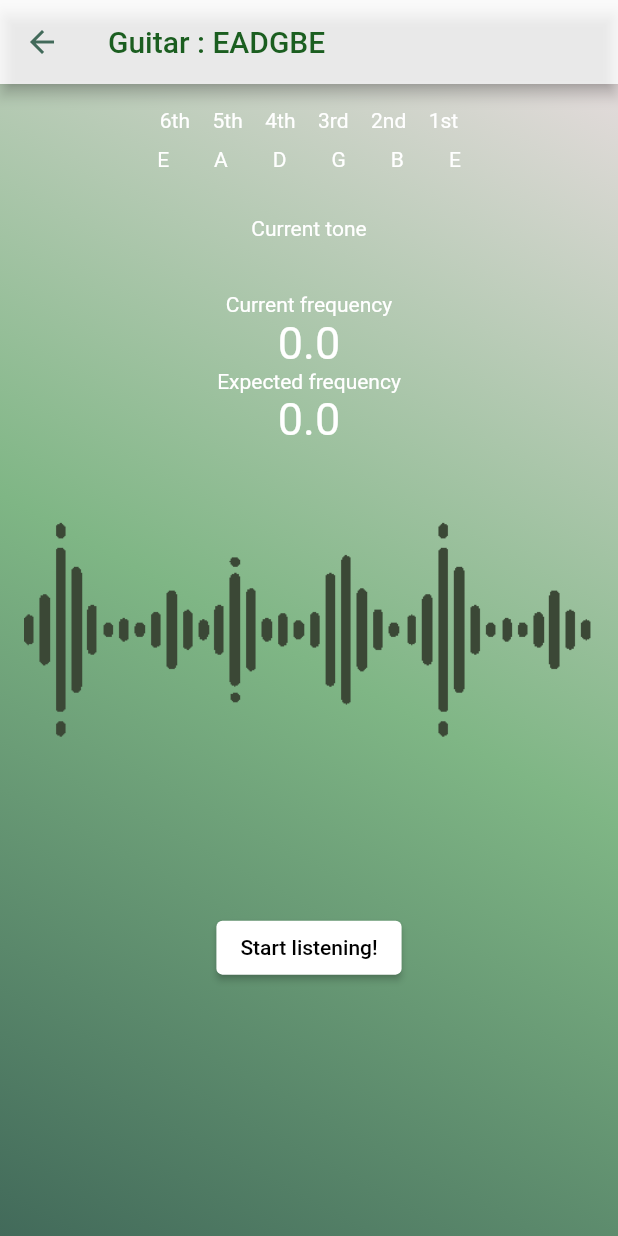
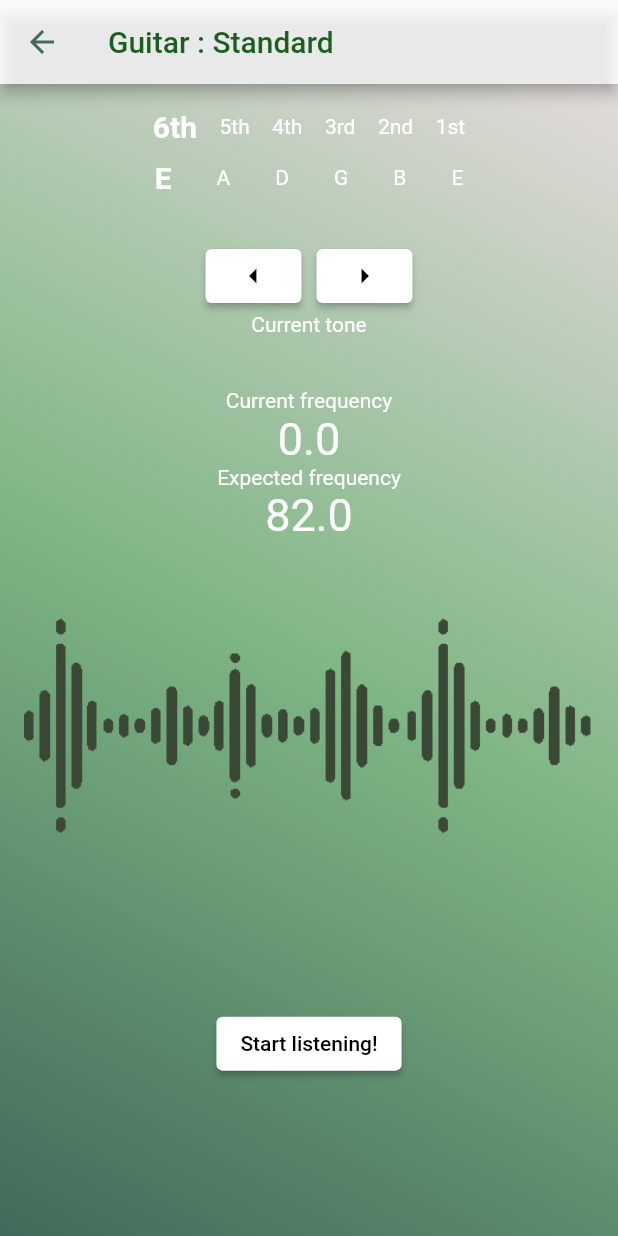
Before and after one commit to polancka/Guitar-tuner-mobile-app-, a Flutter app: the screen it shows after launch, after a tap on "Let's go!", on a phone screen of 412 x 824 dp. Run offline on Flutter 3.47's test engine with Material 2 defaults, Android fonts, the phone set to English and light mode, and no system bars; our stand-ins replace permission_handler; missing offline and left inert: flutter_audio_capture, pitch_detector_dart, pitchupdart.

Commit message:
Final fixes and report

```diff
--- a/guitar_tuner/lib/home.dart
+++ b/guitar_tuner/lib/home.dart
@@ -11,7 +11,7 @@ class MyHomePage extends StatefulWidget {
 
 class _MyHomePageState extends State<MyHomePage> {
   String? selectedInstrument = "Guitar";
-  String? selectedNote = "EADGBE";
+  String? selectedNote = "Standard";
   bool isButtonEnabled = false;
 
   @override
@@ -111,9 +111,9 @@ class _MyHomePageState extends State<MyHomePage> {
                       value: selectedNote,
                       items: [
                         DropdownMenuItem(
-                            value: "EADGBE",
+                            value: "Standard",
                             child: Center(
-                                child: Text("EADGBE",
+                                child: Text("Standard",
                                     style: TextStyle(color: Colors.white)))),
                         DropdownMenuItem(
                             value: "drop D",
--- a/guitar_tuner/lib/tuning.dart
+++ b/guitar_tuner/lib/tuning.dart
@@ -1,3 +1,5 @@
+import 'dart:async';
+import 'dart:io';
 import 'dart:typed_data';
 import 'package:flutter/material.dart';
 import 'package:flutter_audio_capture/flutter_audio_capture.dart';
@@ -18,6 +20,7 @@ class TuningPage extends StatefulWidget {
 }
 
 class _TuningPageState extends State<TuningPage> {
+  //defining the variables that will be calculated with or shown on the screen
   final _audioRecorder = FlutterAudioCapture();
   final pitchDetectorDart = PitchDetector(44100, 2000);
   final pitchupDart = PitchHandler(InstrumentType.guitar);
@@ -31,22 +34,40 @@ class _TuningPageState extends State<TuningPage> {
   var curr_status = "";
   bool isListening = false;
   bool dropD = false;
+  var standardFreq = [330.00, 247.00, 196.00, 147.00, 110.00, 82.00];
+  var dropDFreq = [330.00, 247.00, 196.00, 147.00, 110.00, 73.00];
+  var freqs = [];
+  var stringCounter = 6;
+  var boldStyle =
+      TextStyle(color: Colors.white, fontWeight: FontWeight.bold, fontSize: 20);
+  var normalStyle = TextStyle(color: Colors.white);
+  var colorButton = MaterialStatePropertyAll(Colors.white);
 
   @override
   void initState() {
     super.initState();
     checkTuning();
     getMicPermission();
+    // startListening();
   }
 
+  //checking which tuning was picked
   checkTuning() {
     if (widget.tuning == "drop D") {
       setState(() {
         dropD = true;
+        freqs = dropDFreq;
+      });
+    } else {
+      setState(() {
+        dropD = false;
+        freqs = standardFreq;
       });
     }
+    print(freqs);
   }
 
+  //getting permission to access the microphone
   getMicPermission() async {
     var status = await Permission.microphone.status;
     // Permission hasn't been requested yet
@@ -64,101 +85,106 @@ class _TuningPageState extends State<TuningPage> {
     }
   }
 
+  //function for getting the audio input and managing it
   void listener(dynamic obj) {
     //Gets the audio sample
     var buffer = Float64List.fromList(obj.cast<double>());
     final List<double> audioSample = buffer.toList();
 
     final pitch = pitchDetectorDart.getPitch(audioSample);
+
     if (pitch.pitched) {
       final handledPitchresult = pitchupDart.handlePitch(pitch.pitch);
-      if (handledPitchresult.tuningStatus.toString() == "TuningStatus.tuned") {
-        curr_status = "Tuned! Next string!";
-      } else if (handledPitchresult.tuningStatus.toString() ==
-              "TuningStatus.toolow" ||
-          handledPitchresult.tuningStatus.toString() ==
-              "TuningStatus.waytoolow") {
-        curr_status = "Too low! Tune up!";
-      } else if (handledPitchresult.tuningStatus.toString() ==
-              "TuningStatus.toohigh" ||
-          handledPitchresult.tuningStatus.toString() ==
-              "TuningStatus.waytoohigh") {
-        curr_status = "Too high! Tune down!";
-      } else if (handledPitchresult.tuningStatus.toString() ==
-          "TuningStatus.undefined") {
-        curr_status = "The pitch is not close to any expected guitar note!";
+      print(pitch.pitch);
+      var wantedfreq = freqs[stringCounter - 1];
+      if ((wantedfreq - pitch.pitch).abs() < 1) {
+        setState(() {
+          status = "Tuned! Next string!";
+          note = handledPitchresult.note;
+          colorButton = MaterialStatePropertyAll(Colors.green[200]!);
+        });
+      } else if ((wantedfreq - pitch.pitch) <= -1) {
+        setState(() {
+          status = "Tune DOWN!";
+          note = handledPitchresult.note;
+        });
+      } else if ((wantedfreq - pitch.pitch) > 1) {
+        setState(() {
+          status = "Tune UP!";
+          note = handledPitchresult.note;
+        });
       }
       setState(() {
-        note = handledPitchresult.note;
-        status = curr_status;
-        wantednote = handledPitchresult.expectedFrequency;
-        current_freq = wantednote + handledPitchresult.diffFrequency;
+        current_freq = pitch.pitch;
       });
     }
   }
 
+  //grafic element
   Row rowOfNotes() {
     if (!dropD) {
       return Row(
         mainAxisAlignment: MainAxisAlignment.center,
         children: [
-          Text("E", style: TextStyle(color: Colors.white)),
+          Text("E", style: stringCounter == 6 ? boldStyle : normalStyle),
           SizedBox(
             width: 30,
           ),
-          Text("A", style: TextStyle(color: Colors.white)),
+          Text("A", style: stringCounter == 5 ? boldStyle : normalStyle),
           SizedBox(
             width: 30,
           ),
-          Text("D", style: TextStyle(color: Colors.white)),
+          Text("D", style: stringCounter == 4 ? boldStyle : normalStyle),
           SizedBox(
             width: 30,
           ),
-          Text("G", style: TextStyle(color: Colors.white)),
+          Text("G", style: stringCounter == 3 ? boldStyle : normalStyle),
           SizedBox(
             width: 30,
           ),
-          Text("B", style: TextStyle(color: Colors.white)),
+          Text("B", style: stringCounter == 2 ? boldStyle : normalStyle),
           SizedBox(
             width: 30,
           ),
-          Text("E", style: TextStyle(color: Colors.white))
+          Text("E", style: stringCounter == 1 ? boldStyle : normalStyle)
         ],
       );
     } else {
       return Row(
         mainAxisAlignment: MainAxisAlignment.center,
         children: [
-          Text("D", style: TextStyle(color: Colors.white)),
+          Text("D", style: stringCounter == 6 ? boldStyle : normalStyle),
           SizedBox(
             width: 30,
           ),
-          Text("A", style: TextStyle(color: Colors.white)),
+          Text("A", style: stringCounter == 5 ? boldStyle : normalStyle),
           SizedBox(
             width: 30,
           ),
-          Text("D", style: TextStyle(color: Colors.white)),
+          Text("D", style: stringCounter == 4 ? boldStyle : normalStyle),
           SizedBox(
             width: 30,
           ),
-          Text("G", style: TextStyle(color: Colors.white)),
+          Text("G", style: stringCounter == 3 ? boldStyle : normalStyle),
           SizedBox(
             width: 30,
           ),
-          Text("H", style: TextStyle(color: Colors.white)),
+          Text("H", style: stringCounter == 2 ? boldStyle : normalStyle),
           SizedBox(
             width: 30,
           ),
-          Text("E", style: TextStyle(color: Colors.white))
+          Text("E", style: stringCounter == 1 ? boldStyle : normalStyle)
         ],
       );
     }
   }
 
+  //error function for listener
   void onError(Object e) {
     print(e);
   }
 
+  //function for starting the listener
   startListening() async {
     print("starting listening");
     setState(() {
@@ -166,13 +192,16 @@ class _TuningPageState extends State<TuningPage> {
     });
     // do audio capturing
     await _audioRecorder.start(listener, onError,
-        sampleRate: 44100, bufferSize: 3000);
+        firstDataTimeout: Duration(seconds: 1),
+        sampleRate: 44100,
+        bufferSize: 3000000);
     setState(() {
       note = "";
       status = "";
     });
   }
 
+  //stoping listening ang clearing the values
   stopListening() async {
     print("stop listening");
     setState(() {
@@ -191,15 +220,39 @@ class _TuningPageState extends State<TuningPage> {
     // izpiši pitch
   }
 
+  //switch strings from higher to lower
+  leftButton() {
+    if (stringCounter < 6) {
+      setState(() {
+        stringCounter += 1;
+        colorButton = MaterialStatePropertyAll(Colors.white);
+      });
+    }
+    print(stringCounter);
+  }
+
+  //switch strings from lower to higher
+  rightButton() {
+    if (stringCounter > 1) {
+      setState(() {
+        stringCounter -= 1;
+        colorButton = MaterialStatePropertyAll(Colors.white);
+      });
+    }
+    print(stringCounter);
+  }
+
   @override
   void dispose() {
     _audioRecorder.stop();
+    super.dispose();
   }
 
   @override
   Widget build(BuildContext context) {
     var show_instrument = widget.instrument;
     var show_tuning = widget.tuning;
+
     return Scaffold(
         extendBodyBehindAppBar: false,
         appBar: AppBar(
@@ -238,27 +291,36 @@ class _TuningPageState extends State<TuningPage> {
                 Row(
                   mainAxisAlignment: MainAxisAlignment.center,
                   children: [
-                    Text("6th", style: TextStyle(color: Colors.white)),
+                    SizedBox(
+                      height: 25,
+                    ),
+                    Text("6th",
+                        style: stringCounter == 6 ? boldStyle : normalStyle),
                     SizedBox(
                       width: 15,
                     ),
-                    Text("5th", style: TextStyle(color: Colors.white)),
+                    Text("5th",
+                        style: stringCounter == 5 ? boldStyle : normalStyle),
                     SizedBox(
                       width: 15,
                     ),
-                    Text("4th", style: TextStyle(color: Colors.white)),
+                    Text("4th",
+                        style: stringCounter == 4 ? boldStyle : normalStyle),
                     SizedBox(
                       width: 15,
                     ),
-                    Text("3rd", style: TextStyle(color: Colors.white)),
+                    Text("3rd",
+                        style: stringCounter == 3 ? boldStyle : normalStyle),
                     SizedBox(
                       width: 15,
                     ),
-                    Text("2nd", style: TextStyle(color: Colors.white)),
+                    Text("2nd",
+                        style: stringCounter == 2 ? boldStyle : normalStyle),
                     SizedBox(
                       width: 15,
                     ),
-                    Text("1st", style: TextStyle(color: Colors.white)),
+                    Text("1st",
+                        style: stringCounter == 1 ? boldStyle : normalStyle),
                   ],
                 ),
                 SizedBox(
@@ -266,6 +328,22 @@ class _TuningPageState extends State<TuningPage> {
                 ),
                 rowOfNotes(),
                 SizedBox(height: 30),
+                Row(
+                  mainAxisAlignment: MainAxisAlignment.center,
+                  children: [
+                    ElevatedButton(
+                        onPressed: leftButton,
+                        child: Icon(Icons.arrow_left),
+                        style: ButtonStyle(backgroundColor: colorButton)),
+                    SizedBox(
+                      width: 10,
+                    ),
+                    ElevatedButton(
+                        onPressed: rightButton,
+                        child: Icon(Icons.arrow_right),
+                        style: ButtonStyle(backgroundColor: colorButton))
+                  ],
+                ),
                 Text(
                   "Current tone",
                   style: TextStyle(color: Colors.white),
@@ -289,7 +367,7 @@ class _TuningPageState extends State<TuningPage> {
                   style: TextStyle(color: Colors.white),
                 ),
                 Text(
-                  wantednote.toString(),
+                  freqs[stringCounter - 1].toString(),
                   style: TextStyle(color: Colors.white, fontSize: 30),
                 ),
                 Text(
--- a/guitar_tuner/pubspec.yaml
+++ b/guitar_tuner/pubspec.yaml
@@ -39,10 +39,15 @@ dependencies:
   pitchupdart: ^0.0.2
   flutter_audio_capture: ^1.0.0
   permission_handler: ^11.0.1
+  flutter_launcher_icons: ^0.13.1
 
 dev_dependencies:
   flutter_test:
     sdk: flutter
+
+flutter_icons:
+  image_path: "lib/utils/wave.png"
+  android: true
 
   # The "flutter_lints" package below contains a set of recommended lints to
   # encourage good coding practices. The lint set provided by the package is
```
Also changed, not shown: 2 other files.
